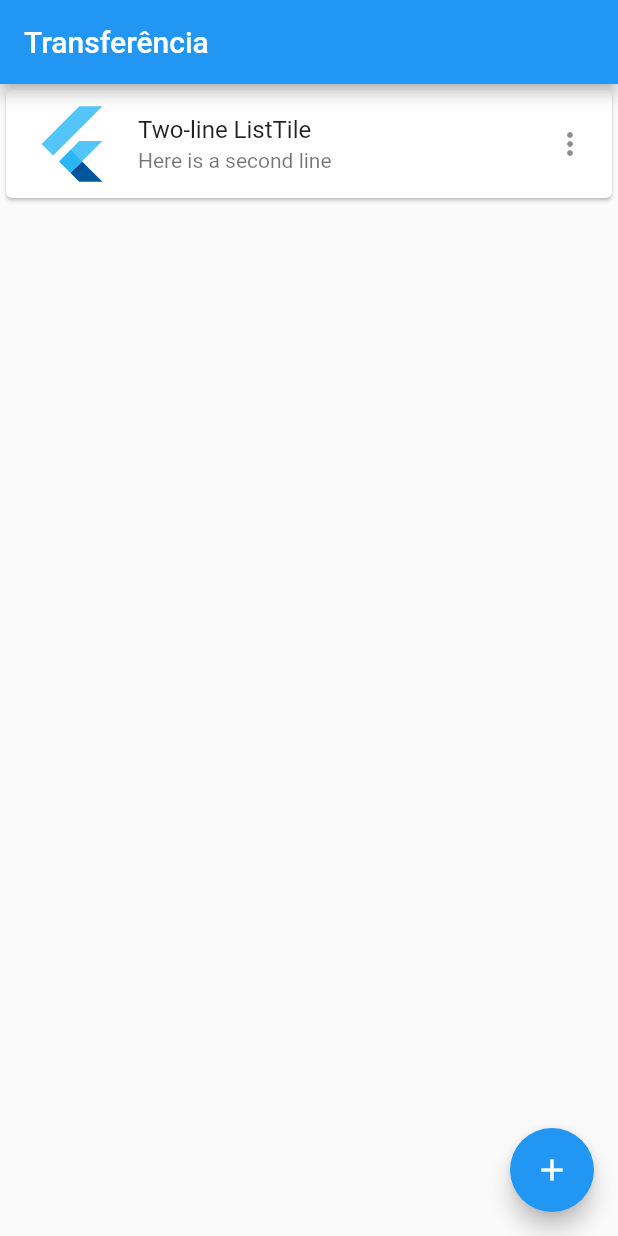
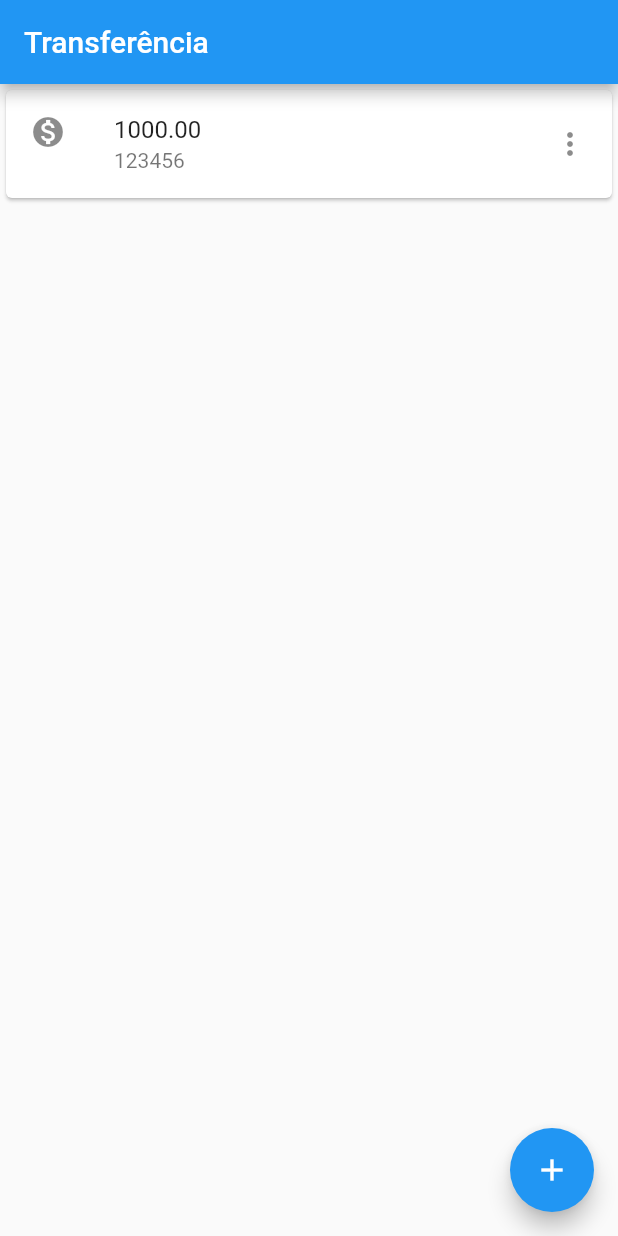
Before and after one commit to jhocardoso/ProjetoFlutter, a Flutter app: the screen it shows after launch, on a phone screen of 412 x 824 dp. Run offline on Flutter 3.47's test engine with Material 2 defaults, Android fonts, the phone set to English and light mode, and no system bars.

```diff
--- a/lib/main.dart
+++ b/lib/main.dart
@@ -8,9 +8,9 @@ void main() => runApp(
           ),
           body: Card(
             child: ListTile(
-              leading: FlutterLogo(size: 56.0),
-              title: Text('Two-line ListTile'),
-              subtitle: Text('Here is a second line'),
+              leading: Icon(Icons.monetization_on),
+              title: Text('1000.00'),
+              subtitle: Text('123456'),
               trailing: Icon(Icons.more_vert),
             ),
           ),
```
Also changed, not shown: 1 other file.
